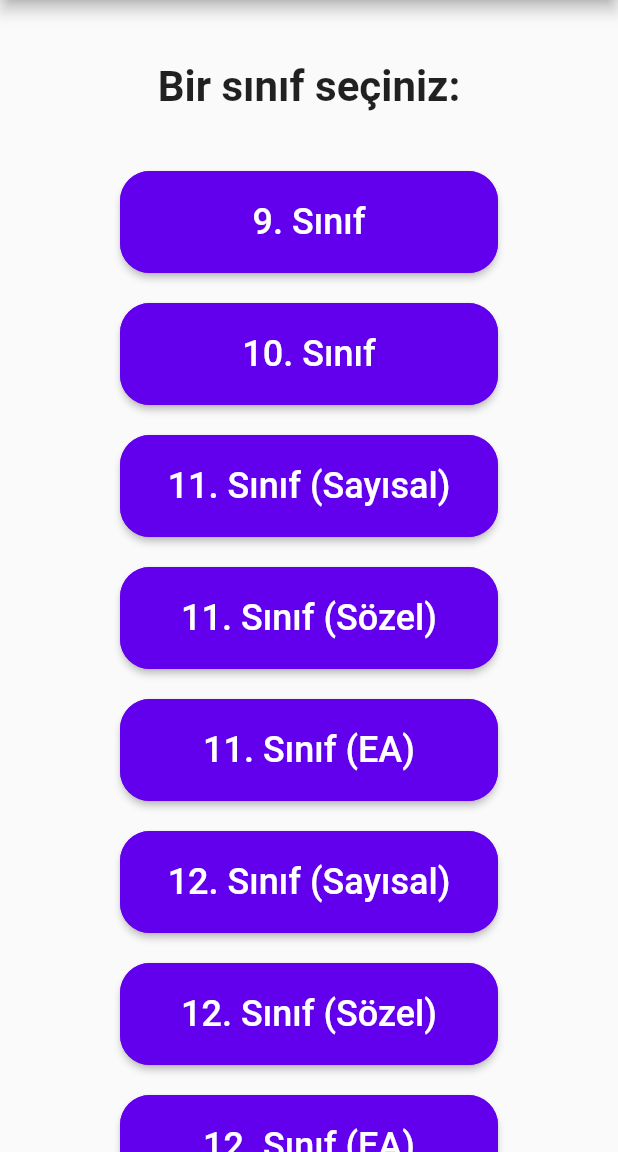
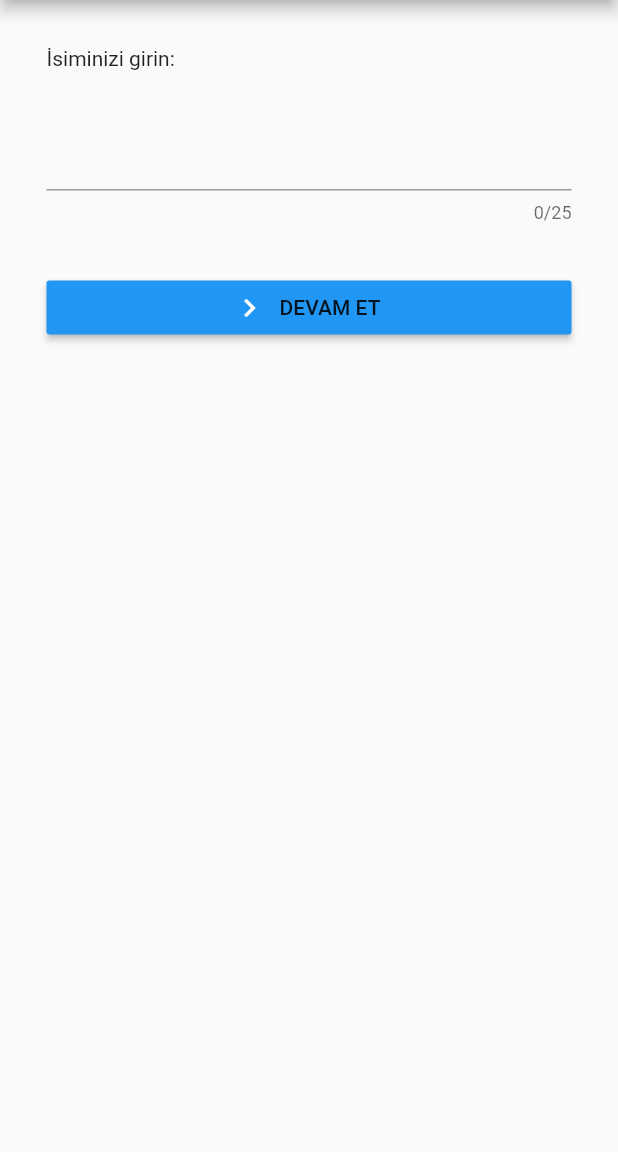
Before and after one commit to Y-usuf-18/Flutter-project, a Flutter app: the screen it shows after launch, after a tap on "DEVAM", on a phone screen of 412 x 824 dp, the part 84-1236 px from its top. Run offline on Flutter 3.47's test engine with Material 2 defaults, Android fonts, the phone set to English and light mode, and no system bars; missing offline and left inert: flare_splash_screen.

Commit message:
İsim Soyisim input eklendi ve profile gönderildi

```diff
--- a/lib/dersler.dart
+++ b/lib/dersler.dart
@@ -1,4 +1,5 @@
 
+import 'package:akilliRehber/globals.dart';
 import 'package:akilliRehber/konular.dart';
 import 'package:akilliRehber/main.dart';
 import 'package:akilliRehber/models/siniflar.dart';
@@ -9,14 +10,16 @@ import 'dart:convert';
 
 class DersListesi extends StatefulWidget{
   final Sinif sinifadi;
+  final String adisoyadi;
 
-  DersListesi({this.sinifadi});
+  DersListesi({this.sinifadi,this.adisoyadi});
 
 
   @override
   _DersListesiState createState() =>_DersListesiState();
 }
 class _DersListesiState extends State<DersListesi>{
+
   List<Sinif> tumSiniflar;
 
   @override void initState() {
@@ -53,12 +56,23 @@ class _DersListesiState extends State<DersListesi>{
 
             children:[
               new Container(
+
                 child:  Row(
 
                   mainAxisAlignment: MainAxisAlignment.center,
                   children: <Widget>[
+                    Text( widget.sinifadi.sinif, style: TextStyle(fontSize: 28, height: 2 ,fontWeight: FontWeight.bold)),
 
-                    Text( widget.sinifadi.sinif, style: TextStyle(fontSize: 28, height: 2 ,fontWeight: FontWeight.bold)),
+                  ],
+                ),
+              ),
+              new Container(
+
+                child:  Row(
+
+                  mainAxisAlignment: MainAxisAlignment.center,
+                  children: <Widget>[
+                    Text( nameSurname, style: TextStyle(fontSize: 28, height: 2 ,fontWeight: FontWeight.bold)),
 
                   ],
                 ),
--- /dev/null
+++ b/lib/globals.dart
@@ -0,0 +1,2 @@
+library akillirehber.globals;
+String nameSurname = "" ;
--- a/lib/main.dart
+++ b/lib/main.dart
@@ -4,12 +4,13 @@ import 'package:flutter/cupertino.dart';
 import 'package:flare_splash_screen/flare_splash_screen.dart';
 import 'dart:convert';
 import 'package:akilliRehber/dersler.dart';
-
-
+import 'package:akilliRehber/globals.dart';
 
 void main() {
   runApp(MyApp());
 }
+
+
 class MyApp extends StatelessWidget {
 
   @override
@@ -35,12 +36,10 @@ class MyApp extends StatelessWidget {
   }
 }
 
-
 class CallHome extends StatefulWidget {
   @override
   _CallHomeState createState() => _CallHomeState();
 }
-
 class _CallHomeState extends State<CallHome> {
   @override
   Widget build(BuildContext context) {
@@ -92,7 +91,7 @@ class Hosgeldiniz extends StatelessWidget{
               textColor: Colors.white,
               onPressed: () => Navigator.pushReplacement(
                 context,
-                MaterialPageRoute(builder: (context) => Siniflar()),
+                MaterialPageRoute(builder: (context) => Profil()),
               ),
               child: Container(
 
@@ -119,12 +118,98 @@ class Hosgeldiniz extends StatelessWidget{
     );
   }
 }
+
+class Profil extends StatefulWidget{
+
+  @override
+  _ProfilState createState() =>_ProfilState();
+}
+class _ProfilState extends State<Profil>{
+  final myController = TextEditingController();
+  @override
+  void dispose() {
+    // Clean up the controller when the widget is disposed.
+    myController.dispose();
+    super.dispose();
+  }
+  final formKey=GlobalKey<FormState>();
+
+  @override
+  Widget build(BuildContext context) {
+    return MaterialApp(
+      debugShowCheckedModeBanner: false,
+      title: 'Profil Oluştur',
+      home: Scaffold(
+        appBar: AppBar(
+          backgroundColor: Color(0xff6200ee),
+          title: Text("AKILLI REHBER"),
+          centerTitle: true,
+        ),
+        body: Padding(padding: EdgeInsets.all(15.0),
+          child: Form(
+            key: formKey,
+            child: ListView(
+              children: <Widget>[
+                Padding(
+                  padding: const EdgeInsets.all(16.0),
+                  child: Text("İsiminizi girin:"),
+                ),
+                Padding(
+                  padding: const EdgeInsets.all(16.0),
+                  child: TextFormField(
+                    keyboardType: TextInputType.text,
+                    textInputAction: TextInputAction.done,
+                    maxLines: 1,
+                    maxLength: 25,
+                    maxLengthEnforced: true,
+                    controller: myController,
+                    validator: (String girilenVeri) {
+                      if(girilenVeri.length<6){
+                        return "Lütfen adınızı ve soyadınızı girin";
+                      }else return null;
+                    },
+                    onSaved:(String deger){
+                      nameSurname = deger;
+                    },
+                  ),
+                ),
+
+                Padding(
+                  padding: const EdgeInsets.all(16.0),
+                  child: RaisedButton.icon(
+                    icon: Icon(Icons.navigate_next,color: Colors.white,),
+                    label: Text("DEVAM ET"),
+                    color: Colors.blue,
+                    disabledColor: Colors.blueGrey,
+                    onPressed: _girisBilgileriniOnayla,
+                  )
+                ),
+
+              ],
+
+            ),
+          ),
+          ),
+        ),
+      );
+  }
+  void _girisBilgileriniOnayla(){
+    if(formKey.currentState.validate()){
+      formKey.currentState.save();
+      Navigator.push(
+        context,
+        MaterialPageRoute(builder: (context) => Siniflar()),
+      );
+    }
+  }
+
+}
+
 class Siniflar extends StatefulWidget{
 
   @override
   _SiniflarState createState() =>_SiniflarState();
 }
-
 class _SiniflarState extends State<Siniflar>{
   Future<List> veriOku() async{
     var gelenJson = await DefaultAssetBundle.of(context).loadString("assets/data/mufredat.json");
```
Also changed, not shown: 1 other file.
